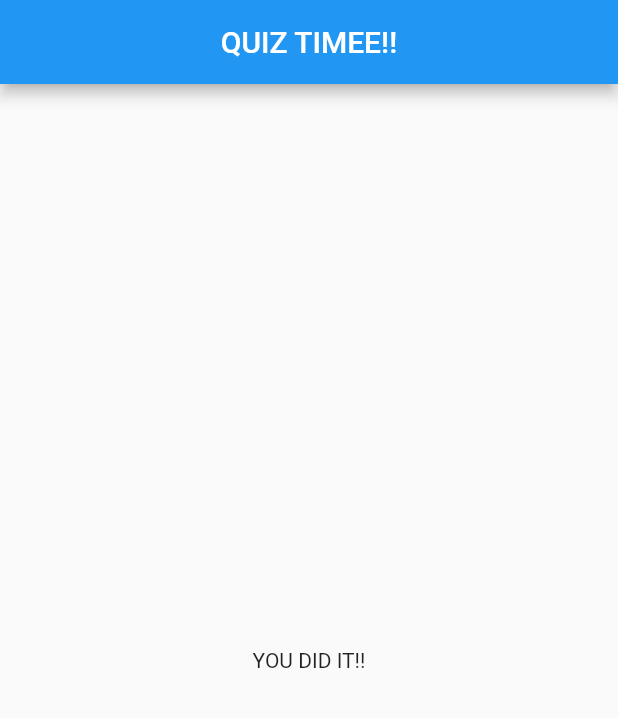
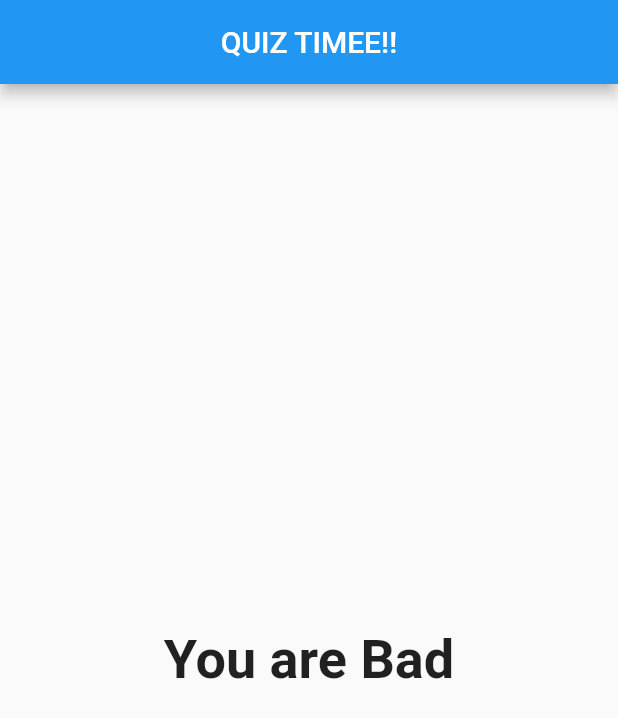
Before and after one commit to harleenkaurchadha/quiz_app, a Flutter app: the screen it shows after launch, after a tap on "Pink", after a tap on "Rabbit", after a tap on "Dubai", on a phone screen of 412 x 824 dp. Shown: the top 718 px of the screen. Run offline on Flutter 3.47's test engine with Material 2 defaults, Android fonts, the phone set to English and light mode, and no system bars.

Commit message:
quiz app with result based on score

```diff
--- a/lib/Quiz.dart
+++ b/lib/Quiz.dart
@@ -19,9 +19,9 @@ class Quiz extends StatelessWidget{
     Center(child: Question(        //Question class constructor call to change input data
     questions[questionIndex]['questionText'],
     )),
-    ...(questions[questionIndex]['answers']as List<String>).map((answer){   //map the list into list of widgets
-    return Answer(answerQuestion,answer);    //functn in map is executed for every element in answer list
-    }).toList(),
+    ...(questions[questionIndex]['answers']as List<Map<String,Object>>).map((answer){   //map the list into list of widgets
+    return Answer(()=> answerQuestion(answer['score']),answer['text']);    //functn in map is executed for every element in answer list
+    }).toList(),                                                        //answer is the mapped version of _questions['answers']
 
     ],
     );
--- a/lib/Result.dart
+++ b/lib/Result.dart
@@ -1,11 +1,31 @@
 import 'package:flutter/material.dart';
 
 class Result extends StatelessWidget{
+final int resultScore;
+
+Result(this.resultScore);
+
+ String get resultPhrase{           //getter
+   String resultText;
+
+   if(resultScore <=8){
+  resultText='You are awsome and innocent';
+}
+ else if(resultScore <=12){
+   resultText='pretty Likeable';
+ }
+ else if(resultScore <=24){
+   resultText='You are Bad';
+ }
+ return resultText;
+}
 
   @override
   Widget build(BuildContext context){
 
-     return Center(child: Text ('YOU DID IT!!'),
+     return Center(child: Text(resultPhrase,
+         style: TextStyle(fontSize: 36, fontWeight: FontWeight.bold),
+     ),
      );
   }
 
--- a/lib/main.dart
+++ b/lib/main.dart
@@ -17,11 +17,13 @@ class MyApp extends StatefulWidget {   //defines UI of the app which is stateful
 
 class _MyAppState extends State<MyApp> {  //state class contains widget's mutable state
 
+  var _totalScore=0;
   var _questionIndex =0;
-  void _answerQuestion(){
+
+  void _answerQuestion(int score){
     setState(() {           //re run the build method hence updates are reflected on screen
       _questionIndex = _questionIndex + 1;
-
+      _totalScore += score;
     });
 //    print(questionIndex);
   }
@@ -31,15 +33,15 @@ class _MyAppState extends State<MyApp> {  //state class contains widget's mutabl
     const _questions= [           //Map of String and list
       {
         'questionText':'WHAT\'S YOUR FAVOURITE COLOR?',
-        'answers':['Pink','Red','Blue'],
+        'answers':[{'text':'Pink','score':6},{'text':'Red','score':8},{'text':'Blue','score':3}],
       },
       {
         'questionText':'WHAT\'S YOUR FAVOURITE ANIMAL?',
-        'answers':['Dog','Rabbit','Tiger'],
+        'answers':[{'text':'Dog','score':6},{'text':'Rabbit','score':3},{'text':'Tiger','score':8}],
       },
       {
         'questionText':'WHAT\'S YOUR FAVOURITE PLACE',
-        'answers':['Paris','London','Dubai'],
+        'answers':[{'text':'Paris','score':2},{'text':'London','score':5},{'text':'Dubai','score':8}],
       },
 
     ];
@@ -51,7 +53,7 @@ class _MyAppState extends State<MyApp> {  //state class contains widget's mutabl
       ),
       body: _questionIndex < _questions.length ?
           Quiz(answerQuestion: _answerQuestion,questions: _questions,questionIndex:_questionIndex) :      //named arguments
-          Result(),
+          Result(_totalScore),
     ),
 
         );
```
